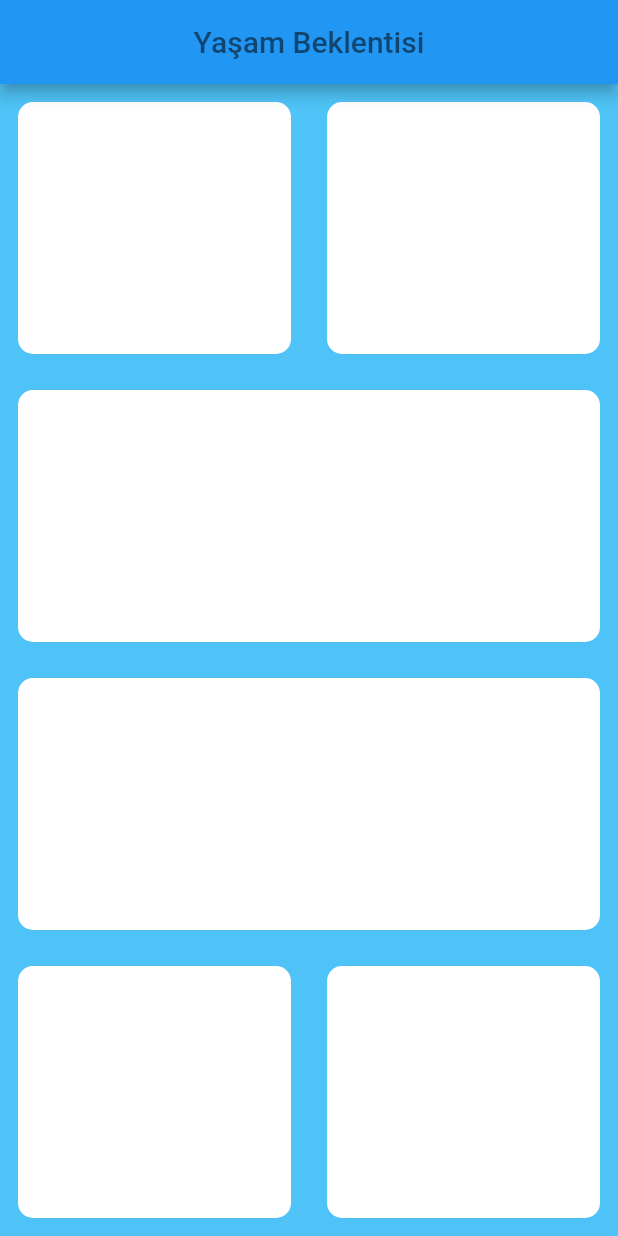
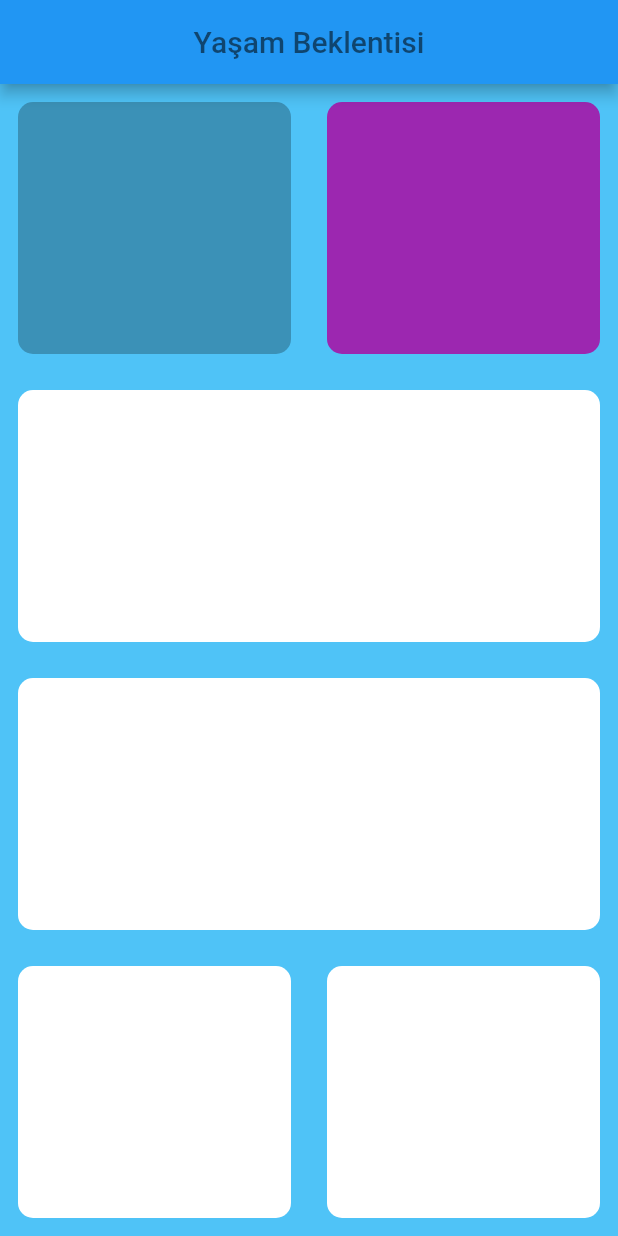
Before and after one commit to IzzetMustafaoglu/Life_uygulamasi, a Flutter app: the screen it shows after launch, on a phone screen of 412 x 824 dp. Run offline on Flutter 3.47's test engine with Material 2 defaults, Android fonts, the phone set to English and light mode, and no system bars.

Commit message:
Container icin ayri bir metod

```diff
--- a/lib/input_page.dart
+++ b/lib/input_page.dart
@@ -32,16 +32,10 @@ class _MyHomePageState extends State<InputPage> {
             child: Row(
               children: <Widget>[
               Expanded(
-                child: Container(
-                  margin: EdgeInsets.all(12.0),
-                  decoration: BoxDecoration(borderRadius: BorderRadius.circular(10.0),color: Colors.white,),
-                ),
+                child: MyContainer(renk: Colors.black26),
               ),
                 Expanded(
-                  child: Container(
-                    margin: EdgeInsets.all(12.0),
-                    decoration: BoxDecoration(borderRadius: BorderRadius.circular(10.0),color: Colors.white,),
-                  ),
+                  child: MyContainer(renk: Colors.purple)
                 ),
               ]
             ),
@@ -62,16 +56,10 @@ class _MyHomePageState extends State<InputPage> {
             child: Row(
                 children: <Widget>[
                   Expanded(
-                    child: Container(
-                      margin: EdgeInsets.all(12.0),
-                      decoration: BoxDecoration(borderRadius: BorderRadius.circular(10.0),color: Colors.white,),
-                    ),
+                    child: MyContainer()
                   ),
                   Expanded(
-                    child: Container(
-                      margin: EdgeInsets.all(12.0),
-                      decoration: BoxDecoration(borderRadius: BorderRadius.circular(10.0),color: Colors.white,),
-                    ),
+                    child: MyContainer()
                   ),
                 ]
             ),
@@ -81,3 +69,17 @@ class _MyHomePageState extends State<InputPage> {
     );
   }
 }
+
+class MyContainer extends StatelessWidget {
+  Color renk = Colors.white;
+  MyContainer({this.renk = Colors.white}){
+  }
+
+  @override
+  Widget build(BuildContext context) {
+    return Container(
+      margin: EdgeInsets.all(12.0),
+      decoration: BoxDecoration(borderRadius: BorderRadius.circular(10.0),color: renk,),
+    );
+  }
+}
```
